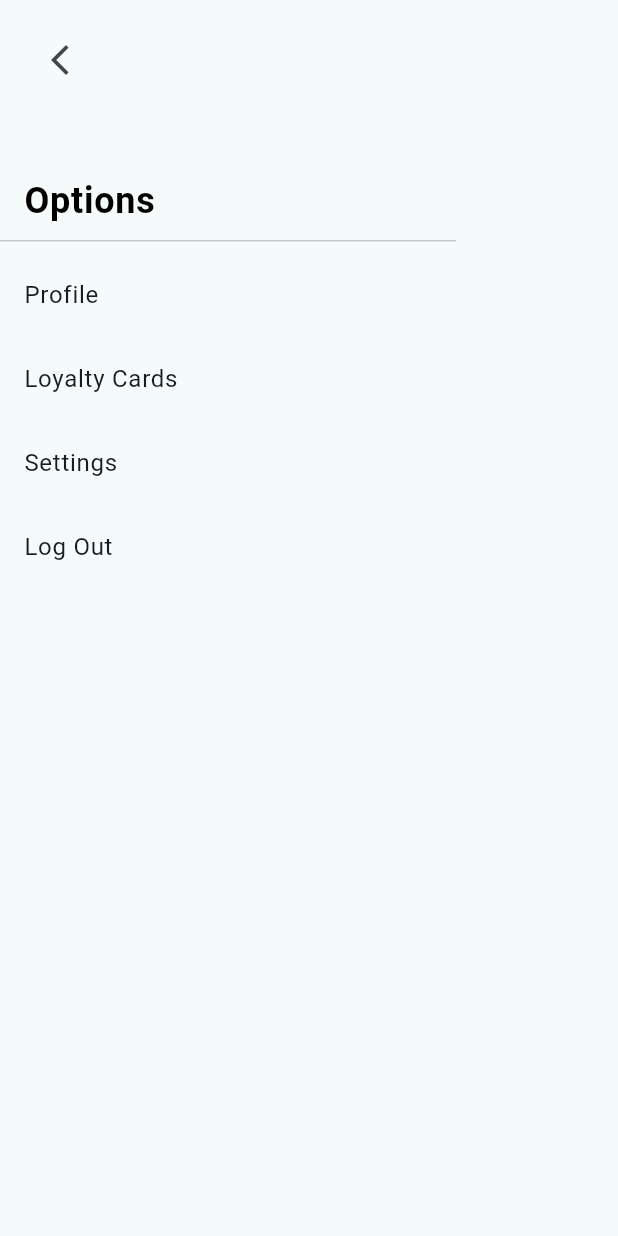
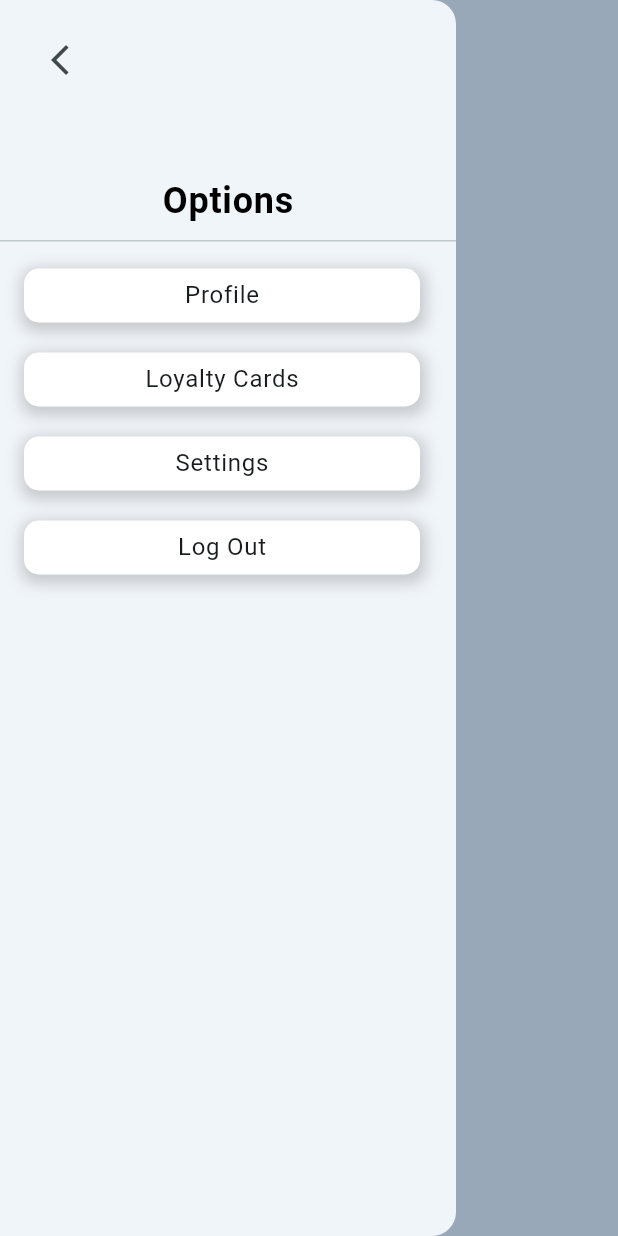
Before and after one commit to MobileDev-SEC02-G21/Senecard_flutter, a Flutter app: the screen it shows after launch, with the side drawer open, on a phone screen of 412 x 824 dp. Run offline on Flutter 3.47's test engine with Material 3 defaults, Android fonts, the phone set to English and light mode, and no system bars.

Commit message:
[UPDATE] Created padding and main page menu

```diff
--- /dev/null
+++ b/lib/elements/customer/horizontalits.dart
@@ -0,0 +1,34 @@
+import 'package:flutter/material.dart';
+
+class HorizontalScrollableList extends StatelessWidget {
+  final List<String> categories;
+  const HorizontalScrollableList({super.key, required this.categories});
+  @override
+  Widget build(BuildContext context) {
+    return SingleChildScrollView(
+      scrollDirection: Axis.horizontal,
+      child: Row(
+        children: <Widget>[
+          ...categories.map(
+            (item) => Padding(
+              padding: const EdgeInsets.all(4.0),
+              child: TextButton(
+                onPressed: () {},
+                style: ButtonStyle(
+                  backgroundColor: WidgetStateProperty.all(const Color.fromARGB(255, 152, 168, 184)),
+                ),
+                child: Text(
+                  item,
+                  style: const TextStyle(
+                    color: Colors.white,
+                    fontSize: 16,
+                  ),
+                ),
+              ),
+            ),
+          ),
+        ],
+      ),
+    );
+  }
+}
--- /dev/null
+++ b/lib/elements/customer/horizontaltextcustom.dart
@@ -0,0 +1,56 @@
+import 'package:flutter/material.dart';
+
+class HorizontalTextCustom extends StatelessWidget {
+  final String title;
+  final String buttonText;
+  final IconData icon;
+
+  const HorizontalTextCustom({
+    super.key,
+    required this.title,
+    required this.buttonText,
+    required this.icon,
+  });
+
+  @override
+  Widget build(BuildContext context) {
+    return Padding(
+      padding: const EdgeInsets.only(left: 25, right: 10),
+      child: Row(
+        crossAxisAlignment: CrossAxisAlignment.center,
+        mainAxisAlignment: MainAxisAlignment.spaceBetween,
+        children: [
+          Text(
+            title,
+            style: const TextStyle(
+              fontSize: 24,
+            ),
+          ),
+          Row(
+            crossAxisAlignment: CrossAxisAlignment.center,
+            children: [
+              TextButton(
+                onPressed: () {},
+                child: Text(
+                  buttonText,
+                  style: const TextStyle(
+                    fontSize: 16,
+                    color: Colors.black,
+                  ),
+                  textAlign: TextAlign.center,
+                ),
+              ),
+              IconButton(
+                onPressed: () {},
+                icon: Icon(
+                  icon,
+                  size: 24,
+                ),
+              ),
+            ],
+          )
+        ],
+      ),
+    );
+  }
+}
--- /dev/null
+++ b/lib/elements/customer/searchbar/searchbar.dart
@@ -0,0 +1,53 @@
+import 'package:flutter/material.dart';
+
+class SearchBarCustom extends StatefulWidget {
+  const SearchBarCustom({super.key});
+
+  @override
+  State<SearchBarCustom> createState() => _SearchBarCustomState();
+}
+
+class _SearchBarCustomState extends State<SearchBarCustom> {
+  @override
+  Widget build(BuildContext context) {
+    return Padding(
+      padding: const EdgeInsets.only(left: 10, right: 10),
+      child: SearchAnchor(
+        viewElevation: 0,
+        viewBackgroundColor: Colors.white,
+        builder: (BuildContext context, SearchController controller) {
+          return SearchBar(
+            backgroundColor: WidgetStateProperty.all(const Color.fromARGB(255, 240, 245, 250)),
+            elevation: WidgetStateProperty.all(0),
+            controller: controller,
+            padding: const WidgetStatePropertyAll<EdgeInsets>(
+                EdgeInsets.symmetric(horizontal: 16)),
+            onTap: () {
+              controller.openView();
+            },
+            onChanged: (_) {
+              controller.openView();
+            },
+            leading: const Icon(Icons.search),
+          );
+        },
+        suggestionsBuilder: (
+          BuildContext context,
+          SearchController controller,
+        ) {
+          return List<ListTile>.generate(5, (int index) {
+            final String item = 'item $index';
+            return ListTile(
+              title: Text(item),
+              onTap: () {
+                setState(() {
+                  controller.closeView(item);
+                });
+              },
+            );
+          });
+        },
+      ),
+    );
+  }
+}
--- a/lib/elements/customer/topbar/sidemenu.dart
+++ /dev/null
@@ -1,63 +0,0 @@
-import 'package:flutter/material.dart';
-
-class SideMenuButton extends StatelessWidget {
-  const SideMenuButton({super.key});
-
-  @override
-  Widget build(BuildContext context) {
-    return TextButton(
-      onPressed: () {
-        Scaffold.of(context).openDrawer();
-      },
-      child: const Text(''),
-    );
-  }
-}
-
-class SideMenuDrawer extends StatelessWidget {
-  final List<MenuItem> menuItems;
-  const SideMenuDrawer({super.key, required this.menuItems});
-  @override
-  Widget build(BuildContext context) {
-    void onTap() {
-      Navigator.pop(context);
-    }
-
-    return Drawer(
-      backgroundColor: Theme.of(context).scaffoldBackgroundColor,
-      child: ListView(
-        padding: EdgeInsets.zero,
-        children: [
-          DrawerHeader(
-              child: Column(
-            crossAxisAlignment: CrossAxisAlignment.start,
-            mainAxisAlignment: MainAxisAlignment.spaceBetween,
-            children: [
-              IconButton(
-                onPressed: onTap,
-                icon: const Icon(Icons.arrow_back_ios_new_sharp),
-              ),
-              const Text(
-                'Options',
-                style: TextStyle(
-                  color: Colors.black,
-                  fontSize: 24,
-                  fontWeight: FontWeight.bold,
-                ),
-              ),
-            ],
-          )),
-          ...menuItems.map((item) => ListTile(
-                title: Text(item.title),
-                onTap: onTap,
-              ))
-        ],
-      ),
-    );
-  }
-}
-
-class MenuItem {
-  final String title;
-  MenuItem({required this.title});
-}
--- /dev/null
+++ b/lib/elements/topbar/sidemenu.dart
@@ -0,0 +1,83 @@
+import 'package:flutter/material.dart';
+
+class SideMenuButton extends StatelessWidget {
+  const SideMenuButton({super.key});
+
+  @override
+  Widget build(BuildContext context) {
+    return TextButton(
+      onPressed: () {
+        Scaffold.of(context).openDrawer();
+      },
+      child: const Text(""),
+    );
+  }
+}
+
+class SideMenuDrawer extends StatelessWidget {
+  final List<MenuItem> menuItems;
+  const SideMenuDrawer({super.key, required this.menuItems});
+  @override
+  Widget build(BuildContext context) {
+    void onTap() {
+      Navigator.pop(context);
+    }
+
+    return Drawer(
+      backgroundColor: const Color.fromARGB(255, 240, 245, 250),
+      child: ListView(
+        padding: EdgeInsets.zero,
+        children: [
+          DrawerHeader(
+            child: Column(
+              crossAxisAlignment: CrossAxisAlignment.start,
+              mainAxisAlignment: MainAxisAlignment.spaceBetween,
+              children: [
+                IconButton(
+                  onPressed: onTap,
+                  icon: const Icon(Icons.arrow_back_ios_new_sharp,),
+                ),
+                const Center(
+                  child: Text(
+                    'Options',
+                    style: TextStyle(
+                      color: Colors.black,
+                      fontSize: 24,
+                      fontWeight: FontWeight.bold,
+                    ),
+                  ),
+                ),
+              ],
+            ),
+          ),
+          ...menuItems.map((item) => ListTile(
+                title: Center(
+                  child: Container(
+                    padding: const EdgeInsets.fromLTRB(0, 6, 0, 6),
+                    alignment: Alignment.center,
+                    decoration: BoxDecoration(
+                        color: Colors.white,
+                        borderRadius: BorderRadius.circular(10),
+                        boxShadow: const [
+                          BoxShadow(
+                            color: Color.fromRGBO(158, 158, 158, 0.5),
+                            spreadRadius: 3,
+                            blurRadius: 8,
+                            offset: Offset(1, 3),
+                          )
+                        ]),
+                    child: Text(item.title),
+                  ),
+                ),
+                onTap: onTap,
+              ))
+        ],
+      ),
+    );
+  }
+}
+
+class MenuItem {
+  final String title;
+  MenuItem({required this.title});
+}
--- a/lib/pages/customer/main_page.dart
+++ b/lib/pages/customer/main_page.dart
@@ -1,6 +1,7 @@
 import 'package:flutter/material.dart';
-import 'package:senecard/elements/customer/topbar/sidemenu.dart';
-import 'package:senecard/elements/customer/topbar/topbar.dart';
+import 'package:senecard/elements/topbar/sidemenu.dart';
+import 'package:senecard/elements/topbar/topbar.dart';
+import 'package:senecard/pages/customer/offers_page.dart';
 
 class MainPage extends StatefulWidget {
   const MainPage({super.key});
@@ -18,21 +19,37 @@ class _MainPageState extends State<MainPage> {
     MenuItem(title: 'Settings'),
     MenuItem(title: 'Log Out'),
   ];
+  List<String> categories = [
+    "Restaurants",
+    "Hardware Store",
+    "Stationary",
+    "Bakery"
+  ];
   @override
   Widget build(BuildContext context) {
     return Scaffold(
       backgroundColor: Colors.white,
       appBar: const TopBar(
         leading: SideMenuButton(),
+        trailing: [
+          IconButton(
+            onPressed: null,
+            icon: Icon(Icons.qr_code),
+          ),
+        ],
       ),
-      drawer: SideMenuDrawer(menuItems: menuItems,),
-      drawerScrimColor: Theme.of(context).scaffoldBackgroundColor,
-      body: const Center(
-        child: Text('Hello world.'),
+      drawer: SideMenuDrawer(
+        menuItems: menuItems,
+      ),
+      drawerScrimColor: const Color.fromARGB(255, 152, 168, 184),
+      body: Center(
+        child: Column(
+          crossAxisAlignment: CrossAxisAlignment.center,
+          children: [
+            OffersPage(categories: categories),
+          ],
+        ),
       ),
     );
   }
 }
-
-class SideMenuBotton {
-}
--- /dev/null
+++ b/lib/pages/customer/offers_page.dart
@@ -0,0 +1,51 @@
+import 'package:flutter/material.dart';
+import 'package:senecard/elements/customer/horizontalits.dart';
+import 'package:senecard/elements/customer/horizontaltextcustom.dart';
+import 'package:senecard/elements/customer/searchbar/searchbar.dart';
+
+class OffersPage extends StatefulWidget {
+  final List<String> categories;
+  const OffersPage({super.key, required this.categories});
+  @override
+  State<StatefulWidget> createState() {
+    return _OffersPageState();
+  }
+}
+
+class _OffersPageState extends State<OffersPage> {
+  @override
+  Widget build(BuildContext context) {
+    return Column(
+      children: [
+        const Text(
+          "Welcome back!",
+          style: TextStyle(
+            fontSize: 18,
+          ),
+          textAlign: TextAlign.center,
+        ),
+        const SizedBox(
+          height: 20,
+        ),
+        const SearchBarCustom(),
+        const SizedBox(
+          height: 20,
+        ),
+        const HorizontalTextCustom(
+          title: "Categories",
+          buttonText: "See All",
+          icon: Icons.arrow_forward_ios_rounded,
+        ),
+        HorizontalScrollableList(categories: widget.categories),
+        const SizedBox(
+          height: 10,
+        ),
+        const HorizontalTextCustom(
+          title: "Best Offers",
+          buttonText: "See All",
+          icon: Icons.arrow_forward_ios_rounded,
+        )
+      ],
+    );
+  }
+}
--- a/lib/pages/senecard.dart
+++ b/lib/pages/senecard.dart
@@ -20,10 +20,11 @@ class _SenecartState extends State<Senecard> {
         useMaterial3: true,
       ),
       home: Scaffold(
-        body: Container(
-          child: screenWidget,
+        body:Container(
+            color: Colors.white,
+            child: screenWidget,
+          ),
         ),
-      ),
     );
   }
 }
```
Also changed, not shown: lib/elements/topbar/topbar.dart (renamed from lib/elements/customer/topbar/topbar.dart).
